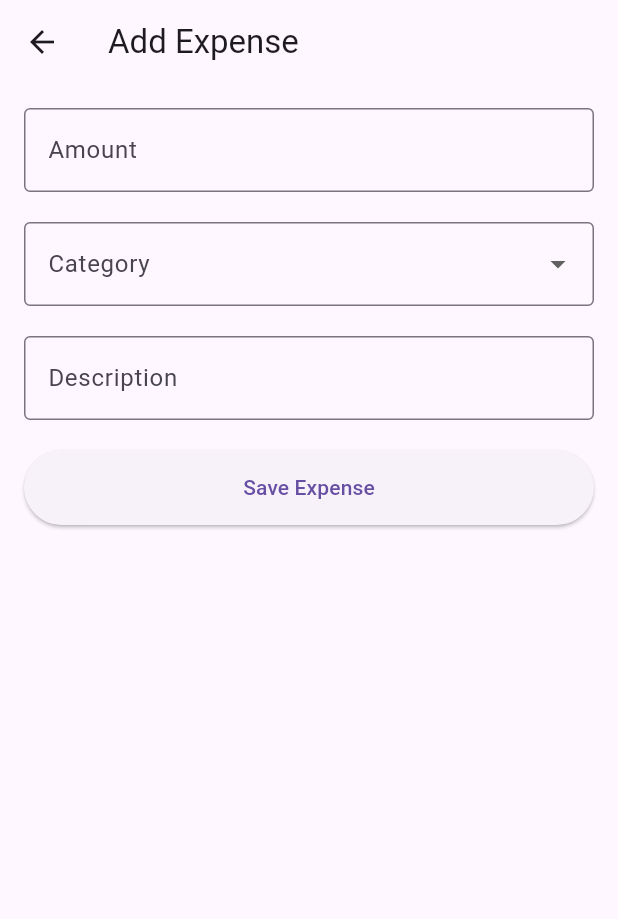
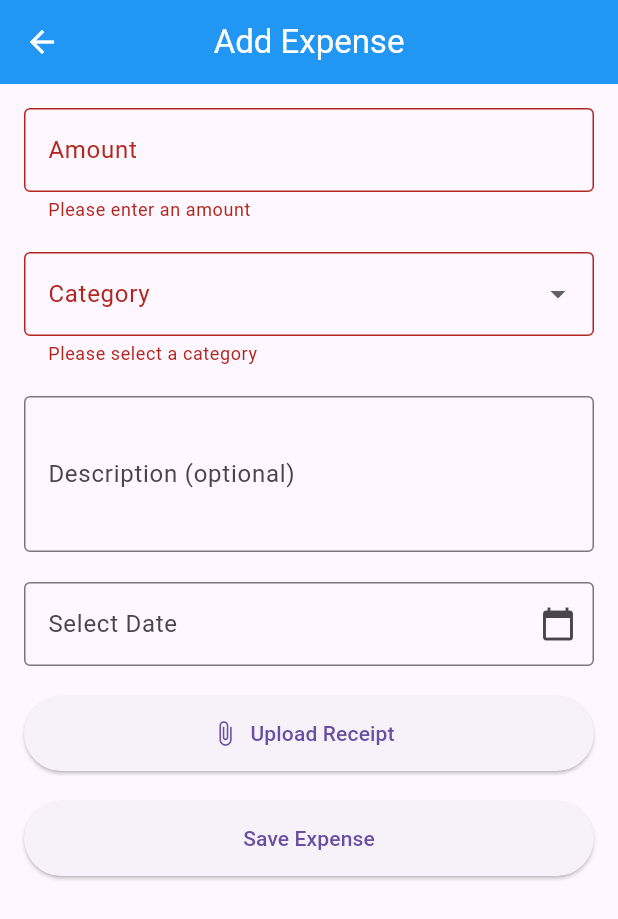
Before and after one commit to ajayrana78767/Personal-Finance-Tracker-App, a Flutter app: the AddExpenseScreen screen opened directly, after a tap on "Save Expense", on a phone screen of 412 x 824 dp. Shown: the top 919 px of the screen. Run offline on Flutter 3.47's test engine with Material 3 defaults, Android fonts, the phone set to English and light mode, and no system bars; our stand-ins replace animated_bottom_navigation_bar, fl_chart.

Commit message:
Refactor Code
"Refactored AddExpenseScreen to use StatefulWidget, added form validation, date picker, and receipt upload functionality"

```diff
--- a/lib/screens/add_expense_screen.dart
+++ b/lib/screens/add_expense_screen.dart
@@ -1,61 +1,173 @@
-// ignore_for_file: sort_child_properties_last
+import 'package:flutter/material.dart';
+import 'package:intl/intl.dart'; // For date formatting
 
-import 'package:flutter/material.dart';
+class AddExpenseScreen extends StatefulWidget {
+  const AddExpenseScreen({super.key});
 
-class AddExpenseScreen extends StatelessWidget {
-  const AddExpenseScreen({super.key});
+  @override
+  _AddExpenseScreenState createState() => _AddExpenseScreenState();
+}
+
+class _AddExpenseScreenState extends State<AddExpenseScreen> {
+  final _formKey = GlobalKey<FormState>();
+  final TextEditingController _amountController = TextEditingController();
+  final TextEditingController _descriptionController = TextEditingController();
+  DateTime? _selectedDate;
+  String? _selectedCategory;
+  final List<String> _categories = ['Food', 'Transport', 'Shopping', 'Other'];
 
   @override
   Widget build(BuildContext context) {
     return Scaffold(
       appBar: AppBar(
-        title: const Text('Add Expense'),
+        centerTitle: true,
+        title: const Text('Add Expense',style: TextStyle(color: Colors.white),),
+        leading: IconButton(
+          icon: const Icon(Icons.arrow_back,color: Colors.white,),
+          onPressed: () {
+            Navigator.pop(context);
+          },
         ),
-      body: Padding(
+        backgroundColor: Colors.blue,
+      ),
+      body: SingleChildScrollView(
+        // Wrap the body in a SingleChildScrollView
+        child: Padding(
           padding: const EdgeInsets.all(16.0),
+          child: Form(
+            key: _formKey,
             child: Column(
+              crossAxisAlignment: CrossAxisAlignment.start,
               children: [
-            const TextField(
+                // Amount Field
+                TextFormField(
+                  controller: _amountController,
                   keyboardType: TextInputType.number,
-              decoration: InputDecoration(
+                  decoration: const InputDecoration(
                     labelText: 'Amount',
                     border: OutlineInputBorder(),
                   ),
+                  validator: (value) {
+                    if (value == null || value.isEmpty) {
+                      return 'Please enter an amount';
+                    }
+                    return null;
+                  },
                 ),
                 const SizedBox(height: 20),
+
+                // Category Dropdown
                 DropdownButtonFormField<String>(
                   decoration: const InputDecoration(
                     labelText: 'Category',
                     border: OutlineInputBorder(),
                   ),
-              items: const [
-                DropdownMenuItem(value: 'Food', child: Text('Food')),
-                DropdownMenuItem(value: 'Transport', child: Text('Transport')),
-                DropdownMenuItem(value: 'Shopping', child: Text('Shopping')),
-                DropdownMenuItem(value: 'Other', child: Text('Other')),
-              ],
-              onChanged: (value) {},
+                  value: _selectedCategory,
+                  items: _categories.map((String category) {
+                    return DropdownMenuItem<String>(
+                      value: category,
+                      child: Text(category),
+                    );
+                  }).toList(),
+                  onChanged: (value) {
+                    setState(() {
+                      _selectedCategory = value;
+                    });
+                  },
+                  validator: (value) {
+                    if (value == null) {
+                      return 'Please select a category';
+                    }
+                    return null;
+                  },
                 ),
                 const SizedBox(height: 20),
-            const TextField(
-              decoration: InputDecoration(
-                labelText: 'Description',
+
+                // Description Field (optional)
+                TextFormField(
+                  controller: _descriptionController,
+                  maxLines: 3,
+                  decoration: const InputDecoration(
+                    labelText: 'Description (optional)',
                     border: OutlineInputBorder(),
                   ),
                 ),
                 const SizedBox(height: 20),
-            ElevatedButton(
-              onPressed: () {
-                // Handle save expense
-              },
-              child: const Text('Save Expense'),
+
+                // Date Picker
+                TextFormField(
+                  readOnly: true,
+                  decoration: InputDecoration(
+                    labelText: _selectedDate == null
+                        ? 'Select Date'
+                        : 'Date: ${DateFormat('yyyy-MM-dd').format(_selectedDate!)}',
+                    border: const OutlineInputBorder(),
+                    suffixIcon: IconButton(
+                      icon: const Icon(Icons.calendar_today),
+                      onPressed: _pickDate,
+                    ),
+                  ),
+                ),
+                const SizedBox(height: 20),
+
+                // Receipt Upload Button
+                ElevatedButton.icon(
+                  onPressed: _uploadReceipt,
+                  icon: const Icon(Icons.attach_file),
+                  label: const Text('Upload Receipt'),
                   style: ElevatedButton.styleFrom(
                     minimumSize: const Size(double.infinity, 50),
                   ),
                 ),
+
+                const SizedBox(height: 20), // Add spacing at the bottom
+
+                // Save Button
+                ElevatedButton(
+                  onPressed: _saveExpense,
+                  style: ElevatedButton.styleFrom(
+                    minimumSize: const Size(double.infinity, 50),
+                  ),
+                  child: const Text('Save Expense'),
+                ),
               ],
+            ),
+          ),
         ),
       ),
     );
   }
+
+  // Function to pick the date
+  Future<void> _pickDate() async {
+    DateTime? pickedDate = await showDatePicker(
+      context: context,
+      initialDate: DateTime.now(),
+      firstDate: DateTime(2000),
+      lastDate: DateTime.now(),
+    );
+    if (pickedDate != null && pickedDate != _selectedDate) {
+      setState(() {
+        _selectedDate = pickedDate;
+      });
     }
+  }
+
+  // Function to handle receipt upload (dummy function for now)
+  void _uploadReceipt() {
+    // Handle receipt upload logic
+    ScaffoldMessenger.of(context).showSnackBar(
+      const SnackBar(content: Text('Receipt Upload Coming Soon')),
+    );
+  }
+
+  // Function to save the expense
+  void _saveExpense() {
+    if (_formKey.currentState!.validate()) {
+      // Save logic here
+      ScaffoldMessenger.of(context).showSnackBar(
+        const SnackBar(content: Text('Expense Saved')),
+      );
+    }
+  }
+}
--- a/pubspec.yaml
+++ b/pubspec.yaml
@@ -37,6 +37,7 @@ dependencies:
   provider: ^6.1.2
   fl_chart: ^0.69.0
   animated_bottom_navigation_bar: ^1.3.3
+  intl: ^0.19.0
 
 dev_dependencies:
   flutter_test:
```
Also changed, not shown: pubspec.lock. Lines whose indentation alone changed are shown as unchanged.
